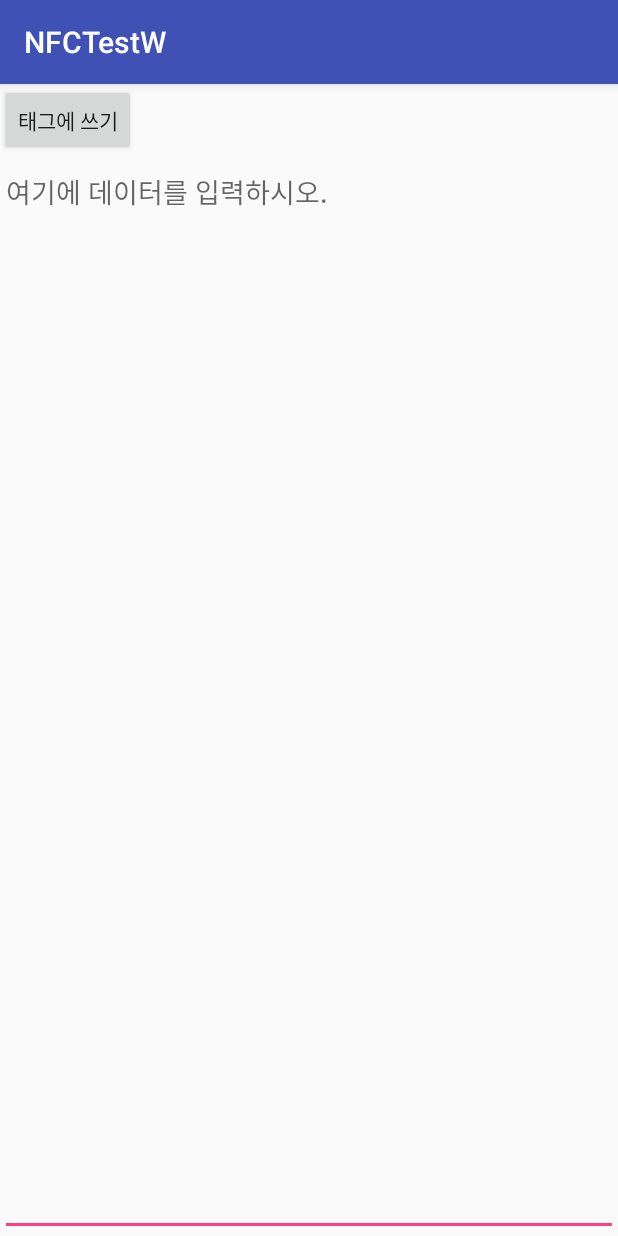
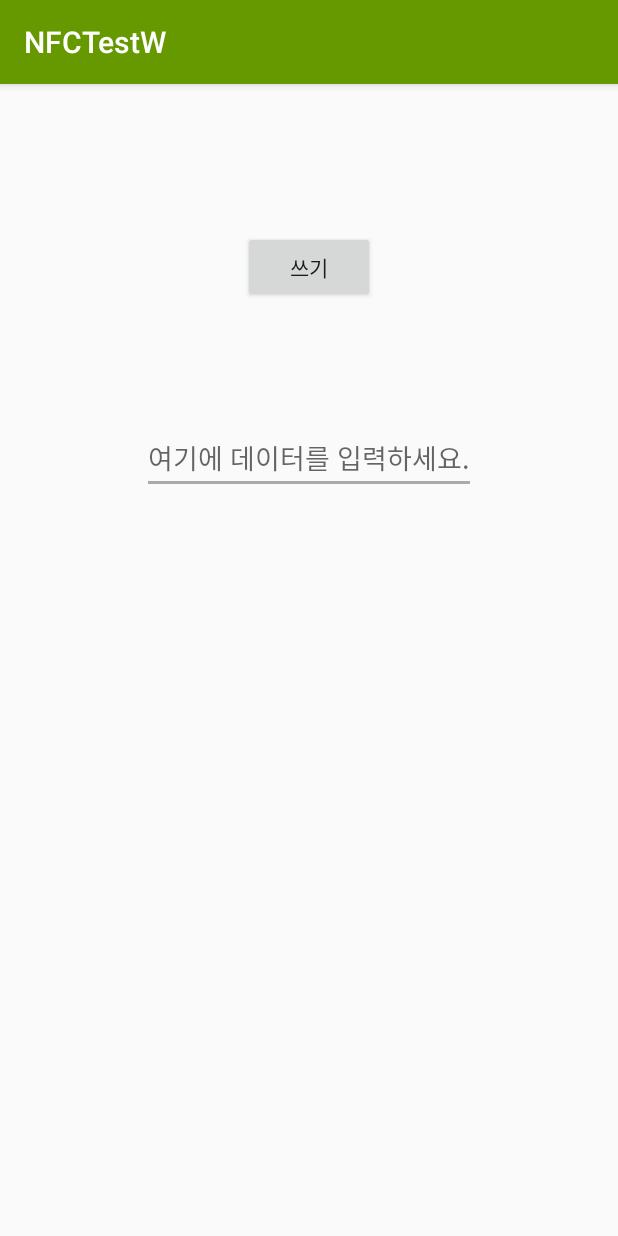
Before and after one commit to MeteorSis/NFCTestW, an Android app: the screen it shows after launch (NFCTestWActivity), on a phone screen of 412 x 824 dp. Run offline under Robolectric (Android 15) with nearby library versions, the phone set to English and light mode, and no system bars; 2 statements that could not run were skipped.

Commit message:
for 0523

```diff
--- a/app/src/main/res/layout/activity_nfctest_w.xml
+++ b/app/src/main/res/layout/activity_nfctest_w.xml
@@ -1,31 +1,32 @@
 <?xml version="1.0" encoding="utf-8"?>
-<LinearLayout xmlns:android="http://schemas.android.com/apk/res/android"
-xmlns:app="http://schemas.android.com/apk/res-auto"
+<RelativeLayout xmlns:android="http://schemas.android.com/apk/res/android"
 xmlns:tools="http://schemas.android.com/tools"
 android:layout_width="match_parent"
 android:layout_height="match_parent"
 android:orientation="vertical"
 tools:context="com.example.e.nfctestw.NFCTestWActivity">
 
-<LinearLayout
-    android:id="@+id/linearLayout1"
-    android:layout_width="match_parent"
-    android:layout_height="wrap_content" >
+    <EditText
+        android:id="@+id/note"
+        android:layout_width="wrap_content"
+        android:layout_height="wrap_content"
+        android:gravity="top"
+        android:hint="여기에 데이터를 입력하세요."
+        android:layout_marginTop="79dp"
+        android:layout_below="@+id/write_tag"
+        android:layout_centerHorizontal="true">
+
+    </EditText>
 
     <Button
         android:id="@+id/write_tag"
         android:layout_width="wrap_content"
         android:layout_height="wrap_content"
-        android:text="태그에 쓰기" >
+        android:text="쓰기"
+        android:layout_marginTop="98dp"
+        android:layout_alignParentTop="true"
+        android:layout_centerHorizontal="true">
+
     </Button>
-</LinearLayout>
 
-<EditText
-    android:id="@+id/note"
-    android:layout_width="match_parent"
-    android:layout_height="match_parent"
-    android:gravity="top"
-    android:hint="여기에 데이터를 입력하시오." >
-</EditText>
-
-</LinearLayout>
+</RelativeLayout>
--- a/app/src/main/res/values/styles.xml
+++ b/app/src/main/res/values/styles.xml
@@ -3,9 +3,9 @@
     <!-- Base application theme. -->
     <style name="AppTheme" parent="Theme.AppCompat.Light.DarkActionBar">
         <!-- Customize your theme here. -->
-        <item name="colorPrimary">@color/colorPrimary</item>
-        <item name="colorPrimaryDark">@color/colorPrimaryDark</item>
-        <item name="colorAccent">@color/colorAccent</item>
+        <item name="colorPrimary">@android:color/holo_green_dark</item>
+        <item name="colorPrimaryDark">@android:color/holo_green_dark</item>
+        <item name="colorAccent">@android:color/darker_gray</item>
     </style>
 
 </resources>
```
Also changed, not shown: app/src/main/java/com/example/e/nfctestw/NFCTestWActivity.java (+34 -10 lines).
